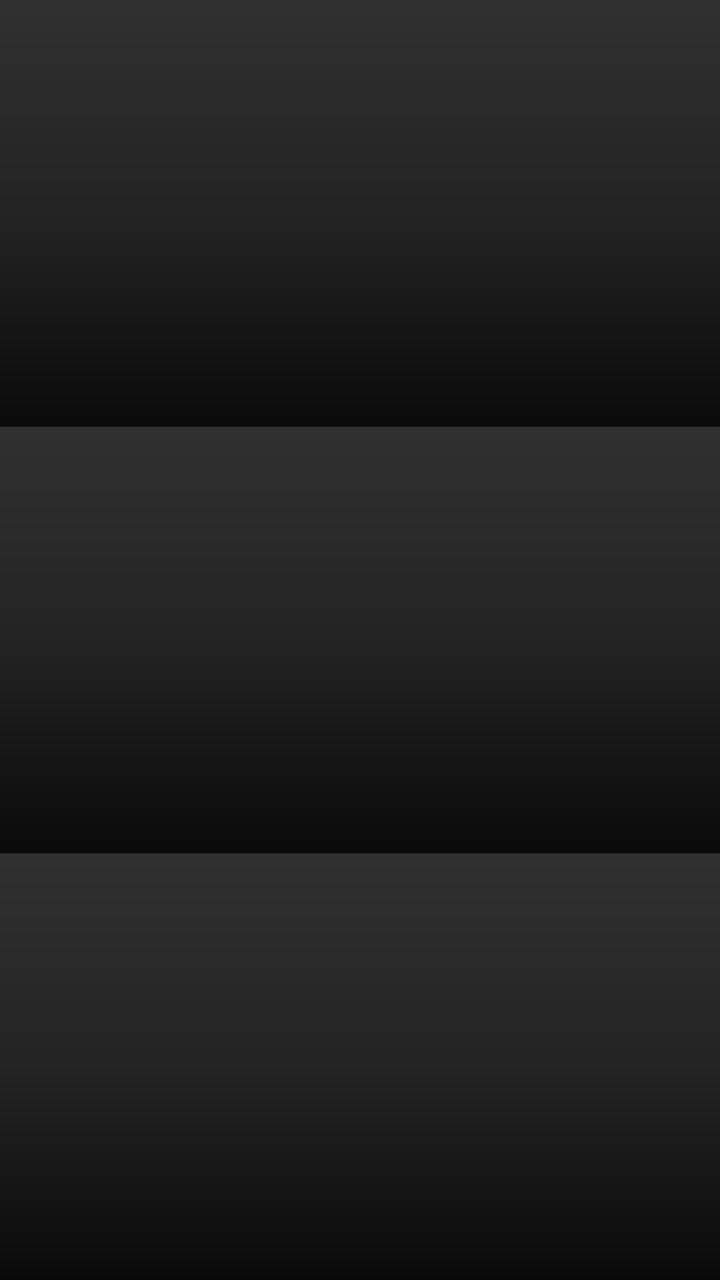
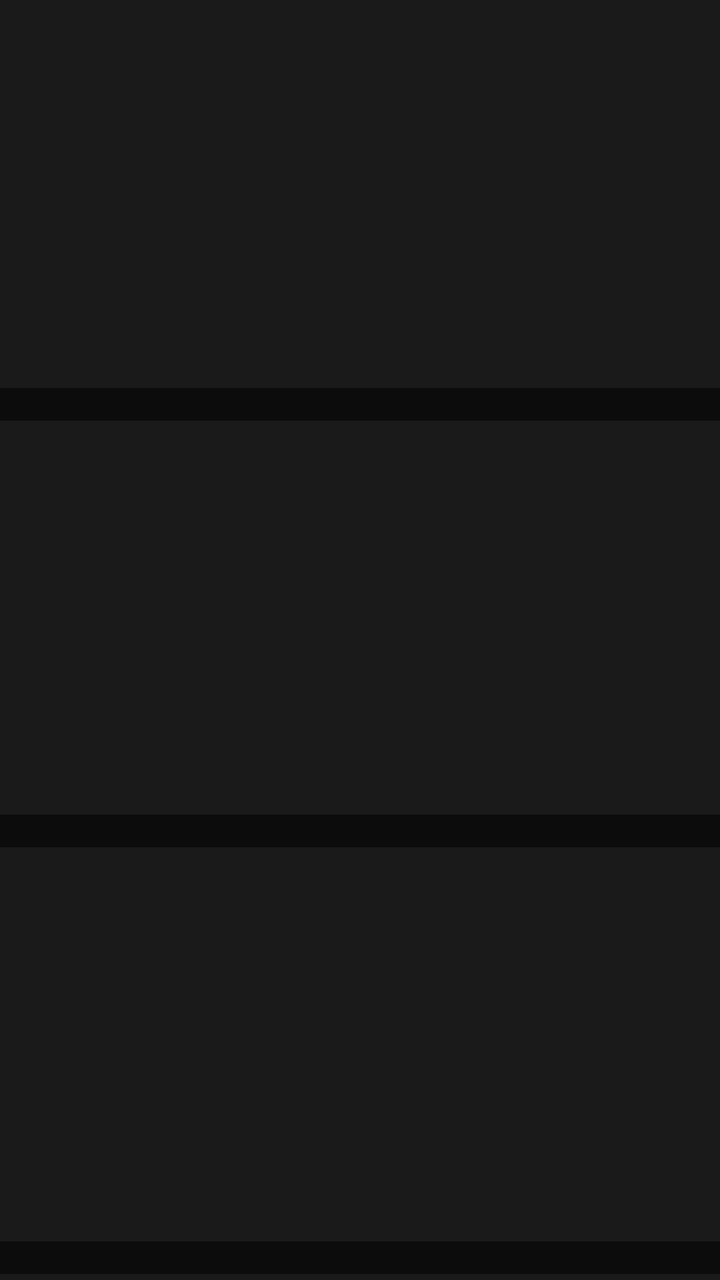

The first picture is an Android layout as it rendered before a commit; the second is the same layout after the commit. The layout source and the unified diff follow.
<!-- AndroidManifest.xml: application theme Theme.NexusConnect -->
<!-- res/layout/widget_grid_4x3.xml -->
<?xml version="1.0" encoding="utf-8"?>
<LinearLayout xmlns:android="http://schemas.android.com/apk/res/android"
    android:layout_width="match_parent"
    android:layout_height="match_parent"
    android:orientation="vertical">
    <LinearLayout android:layout_width="match_parent" android:layout_height="0dp" android:layout_weight="1" android:orientation="horizontal">
        <FrameLayout
            android:id="@+id/tile_0"
            android:layout_width="0dp"
            android:layout_height="match_parent"
            android:layout_weight="1">
            <ImageView
                android:id="@+id/photo_0"
                android:layout_width="match_parent"
                android:layout_height="match_parent"
                android:scaleType="centerCrop"/>
            <View
                android:layout_width="match_parent"
                android:layout_height="match_parent"
                android:background="@drawable/tile_gradient_scrim"/>
            <TextView
                android:id="@+id/name_0"
                android:layout_width="match_parent"
                android:layout_height="wrap_content"
                android:layout_gravity="bottom"
                android:layout_marginBottom="3dp"
                android:gravity="center"
                android:maxLines="1"
                android:ellipsize="end"
                android:textColor="#FFFFFF"
                android:textSize="9sp"
                android:textStyle="bold"
                android:shadowColor="#AA000000"
                android:shadowDx="0"
                android:shadowDy="1"
                android:shadowRadius="2"/>
        </FrameLayout>
        <FrameLayout
            android:id="@+id/tile_1"
            android:layout_width="0dp"
            android:layout_height="match_parent"
            android:layout_weight="1">
            <ImageView
                android:id="@+id/photo_1"
                android:layout_width="match_parent"
                android:layout_height="match_parent"
                android:scaleType="centerCrop"/>
            <View
                android:layout_width="match_parent"
                android:layout_height="match_parent"
                android:background="@drawable/tile_gradient_scrim"/>
            <TextView
                android:id="@+id/name_1"
                android:layout_width="match_parent"
                android:layout_height="wrap_content"
                android:layout_gravity="bottom"
                android:layout_marginBottom="3dp"
                android:gravity="center"
                android:maxLines="1"
                android:ellipsize="end"
                android:textColor="#FFFFFF"
                android:textSize="9sp"
                android:textStyle="bold"
                android:shadowColor="#AA000000"
                android:shadowDx="0"
                android:shadowDy="1"
                android:shadowRadius="2"/>
        </FrameLayout>
        <FrameLayout
            android:id="@+id/tile_2"
            android:layout_width="0dp"
            android:layout_height="match_parent"
            android:layout_weight="1">
            <ImageView
                android:id="@+id/photo_2"
                android:layout_width="match_parent"
                android:layout_height="match_parent"
                android:scaleType="centerCrop"/>
            <View
                android:layout_width="match_parent"
                android:layout_height="match_parent"
                android:background="@drawable/tile_gradient_scrim"/>
            <TextView
                android:id="@+id/name_2"
                android:layout_width="match_parent"
                android:layout_height="wrap_content"
                android:layout_gravity="bottom"
                android:layout_marginBottom="3dp"
                android:gravity="center"
                android:maxLines="1"
                android:ellipsize="end"
                android:textColor="#FFFFFF"
                android:textSize="9sp"
                android:textStyle="bold"
                android:shadowColor="#AA000000"
                android:shadowDx="0"
                android:shadowDy="1"
                android:shadowRadius="2"/>
        </FrameLayout>
        <FrameLayout
            android:id="@+id/tile_3"
            android:layout_width="0dp"
            android:layout_height="match_parent"
            android:layout_weight="1">
            <ImageView
                android:id="@+id/photo_3"
                android:layout_width="match_parent"
                android:layout_height="match_parent"
                android:scaleType="centerCrop"/>
            <View
                android:layout_width="match_parent"
                android:layout_height="match_parent"
                android:background="@drawable/tile_gradient_scrim"/>
            <TextView
                android:id="@+id/name_3"
                android:layout_width="match_parent"
                android:layout_height="wrap_content"
                android:layout_gravity="bottom"
                android:layout_marginBottom="3dp"
                android:gravity="center"
                android:maxLines="1"
                android:ellipsize="end"
                android:textColor="#FFFFFF"
                android:textSize="9sp"
                android:textStyle="bold"
                android:shadowColor="#AA000000"
                android:shadowDx="0"
                android:shadowDy="1"
                android:shadowRadius="2"/>
        </FrameLayout>
    </LinearLayout>
    <LinearLayout android:layout_width="match_parent" android:layout_height="0dp" android:layout_weight="1" android:orientation="horizontal">
        <FrameLayout
            android:id="@+id/tile_4"
            android:layout_width="0dp"
            android:layout_height="match_parent"
            android:layout_weight="1">
            <ImageView
                android:id="@+id/photo_4"
                android:layout_width="match_parent"
                android:layout_height="match_parent"
                android:scaleType="centerCrop"/>
            <View
                android:layout_width="match_parent"
                android:layout_height="match_parent"
                android:background="@drawable/tile_gradient_scrim"/>
            <TextView
                android:id="@+id/name_4"
                android:layout_width="match_parent"
                android:layout_height="wrap_content"
                android:layout_gravity="bottom"
                android:layout_marginBottom="3dp"
                android:gravity="center"
                android:maxLines="1"
                android:ellipsize="end"
                android:textColor="#FFFFFF"
                android:textSize="9sp"
                android:textStyle="bold"
                android:shadowColor="#AA000000"
                android:shadowDx="0"
                android:shadowDy="1"
                android:shadowRadius="2"/>
        </FrameLayout>
        <FrameLayout
            android:id="@+id/tile_5"
            android:layout_width="0dp"
            android:layout_height="match_parent"
            android:layout_weight="1">
            <ImageView
                android:id="@+id/photo_5"
                android:layout_width="match_parent"
                android:layout_height="match_parent"
                android:scaleType="centerCrop"/>
            <View
                android:layout_width="match_parent"
                android:layout_height="match_parent"
                android:background="@drawable/tile_gradient_scrim"/>
            <TextView
                android:id="@+id/name_5"
                android:layout_width="match_parent"
                android:layout_height="wrap_content"
                android:layout_gravity="bottom"
                android:layout_marginBottom="3dp"
                android:gravity="center"
                android:maxLines="1"
                android:ellipsize="end"
                android:textColor="#FFFFFF"
                android:textSize="9sp"
                android:textStyle="bold"
                android:shadowColor="#AA000000"
                android:shadowDx="0"
                android:shadowDy="1"
                android:shadowRadius="2"/>
        </FrameLayout>
        <FrameLayout
            android:id="@+id/tile_6"
            android:layout_width="0dp"
            android:layout_height="match_parent"
            android:layout_weight="1">
            <ImageView
                android:id="@+id/photo_6"
                android:layout_width="match_parent"
                android:layout_height="match_parent"
                android:scaleType="centerCrop"/>
            <View
                android:layout_width="match_parent"
                android:layout_height="match_parent"
                android:background="@drawable/tile_gradient_scrim"/>
            <TextView
                android:id="@+id/name_6"
                android:layout_width="match_parent"
                android:layout_height="wrap_content"
                android:layout_gravity="bottom"
                android:layout_marginBottom="3dp"
                android:gravity="center"
                android:maxLines="1"
                android:ellipsize="end"
                android:textColor="#FFFFFF"
                android:textSize="9sp"
                android:textStyle="bold"
                android:shadowColor="#AA000000"
                android:shadowDx="0"
                android:shadowDy="1"
                android:shadowRadius="2"/>
        </FrameLayout>
        <FrameLayout
            android:id="@+id/tile_7"
            android:layout_width="0dp"
            android:layout_height="match_parent"
            android:layout_weight="1">
            <ImageView
                android:id="@+id/photo_7"
                android:layout_width="match_parent"
                android:layout_height="match_parent"
                android:scaleType="centerCrop"/>
            <View
                android:layout_width="match_parent"
                android:layout_height="match_parent"
                android:background="@drawable/tile_gradient_scrim"/>
            <TextView
                android:id="@+id/name_7"
                android:layout_width="match_parent"
                android:layout_height="wrap_content"
                android:layout_gravity="bottom"
                android:layout_marginBottom="3dp"
                android:gravity="center"
                android:maxLines="1"
                android:ellipsize="end"
                android:textColor="#FFFFFF"
                android:textSize="9sp"
                android:textStyle="bold"
                android:shadowColor="#AA000000"
                android:shadowDx="0"
                android:shadowDy="1"
                android:shadowRadius="2"/>
        </FrameLayout>
    </LinearLayout>
    <LinearLayout android:layout_width="match_parent" android:layout_height="0dp" android:layout_weight="1" android:orientation="horizontal">
        <FrameLayout
            android:id="@+id/tile_8"
            android:layout_width="0dp"
            android:layout_height="match_parent"
            android:layout_weight="1">
            <ImageView
                android:id="@+id/photo_8"
                android:layout_width="match_parent"
                android:layout_height="match_parent"
                android:scaleType="centerCrop"/>
            <View
                android:layout_width="match_parent"
                android:layout_height="match_parent"
                android:background="@drawable/tile_gradient_scrim"/>
            <TextView
                android:id="@+id/name_8"
                android:layout_width="match_parent"
                android:layout_height="wrap_content"
                android:layout_gravity="bottom"
                android:layout_marginBottom="3dp"
                android:gravity="center"
                android:maxLines="1"
                android:ellipsize="end"
                android:textColor="#FFFFFF"
                android:textSize="9sp"
                android:textStyle="bold"
                android:shadowColor="#AA000000"
                android:shadowDx="0"
                android:shadowDy="1"
                android:shadowRadius="2"/>
        </FrameLayout>
        <FrameLayout
            android:id="@+id/tile_9"
            android:layout_width="0dp"
            android:layout_height="match_parent"
            android:layout_weight="1">
            <ImageView
                android:id="@+id/photo_9"
                android:layout_width="match_parent"
                android:layout_height="match_parent"
                android:scaleType="centerCrop"/>
            <View
                android:layout_width="match_parent"
                android:layout_height="match_parent"
                android:background="@drawable/tile_gradient_scrim"/>
            <TextView
                android:id="@+id/name_9"
                android:layout_width="match_parent"
                android:layout_height="wrap_content"
                android:layout_gravity="bottom"
                android:layout_marginBottom="3dp"
                android:gravity="center"
                android:maxLines="1"
                android:ellipsize="end"
                android:textColor="#FFFFFF"
                android:textSize="9sp"
                android:textStyle="bold"
                android:shadowColor="#AA000000"
                android:shadowDx="0"
                android:shadowDy="1"
                android:shadowRadius="2"/>
        </FrameLayout>
        <FrameLayout
            android:id="@+id/tile_10"
            android:layout_width="0dp"
            android:layout_height="match_parent"
            android:layout_weight="1">
            <ImageView
                android:id="@+id/photo_10"
                android:layout_width="match_parent"
                android:layout_height="match_parent"
                android:scaleType="centerCrop"/>
            <View
                android:layout_width="match_parent"
                android:layout_height="match_parent"
                android:background="@drawable/tile_gradient_scrim"/>
            <TextView
                android:id="@+id/name_10"
                android:layout_width="match_parent"
                android:layout_height="wrap_content"
                android:layout_gravity="bottom"
                android:layout_marginBottom="3dp"
                android:gravity="center"
                android:maxLines="1"
                android:ellipsize="end"
                android:textColor="#FFFFFF"
                android:textSize="9sp"
                android:textStyle="bold"
                android:shadowColor="#AA000000"
                android:shadowDx="0"
                android:shadowDy="1"
                android:shadowRadius="2"/>
        </FrameLayout>
        <FrameLayout
            android:id="@+id/tile_11"
            android:layout_width="0dp"
            android:layout_height="match_parent"
            android:layout_weight="1">
            <ImageView
                android:id="@+id/photo_11"
                android:layout_width="match_parent"
                android:layout_height="match_parent"
                android:scaleType="centerCrop"/>
            <View
                android:layout_width="match_parent"
                android:layout_height="match_parent"
                android:background="@drawable/tile_gradient_scrim"/>
            <TextView
                android:id="@+id/name_11"
                android:layout_width="match_parent"
                android:layout_height="wrap_content"
                android:layout_gravity="bottom"
                android:layout_marginBottom="3dp"
                android:gravity="center"
                android:maxLines="1"
                android:ellipsize="end"
                android:textColor="#FFFFFF"
                android:textSize="9sp"
                android:textStyle="bold"
                android:shadowColor="#AA000000"
                android:shadowDx="0"
                android:shadowDy="1"
                android:shadowRadius="2"/>
        </FrameLayout>
    </LinearLayout>
</LinearLayout>
<!-- resources referenced by this layout -->
<resources>
  <!-- drawable tile_gradient_scrim (drawable) -->
  <?xml version="1.0" encoding="utf-8"?>
  <shape xmlns:android="http://schemas.android.com/apk/res/android"
      android:shape="rectangle">
      <gradient
          android:angle="270"
          android:startColor="#00000000"
          android:centerColor="#44000000"
          android:endColor="#CC000000"
          android:type="linear" />
  </shape>
  <style name="Theme.NexusConnect" parent="Theme.AppCompat.NoActionBar" />
</resources>

<!-- the commit's change to res/layout/widget_grid_4x3.xml (unified diff, before → after) -->
@@ -8,16 +8,13 @@
             android:id="@+id/tile_0"
             android:layout_width="0dp"
             android:layout_height="match_parent"
-            android:layout_weight="1">
+            android:layout_weight="1"
+            android:background="#FF1A1A1A">
             <ImageView
                 android:id="@+id/photo_0"
                 android:layout_width="match_parent"
                 android:layout_height="match_parent"
                 android:scaleType="centerCrop"/>
-            <View
-                android:layout_width="match_parent"
-                android:layout_height="match_parent"
-                android:background="@drawable/tile_gradient_scrim"/>
             <TextView
                 android:id="@+id/name_0"
                 android:layout_width="match_parent"
@@ -30,25 +27,21 @@
                 android:textColor="#FFFFFF"
                 android:textSize="9sp"
                 android:textStyle="bold"
-                android:shadowColor="#AA000000"
-                android:shadowDx="0"
-                android:shadowDy="1"
-                android:shadowRadius="2"/>
+                android:background="#88000000"
+                android:paddingTop="2dp"
+                android:paddingBottom="2dp"/>
         </FrameLayout>
         <FrameLayout
             android:id="@+id/tile_1"
             android:layout_width="0dp"
             android:layout_height="match_parent"
-            android:layout_weight="1">
+            android:layout_weight="1"
+            android:background="#FF1A1A1A">
             <ImageView
                 android:id="@+id/photo_1"
                 android:layout_width="match_parent"
                 android:layout_height="match_parent"
                 android:scaleType="centerCrop"/>
-            <View
-                android:layout_width="match_parent"
-                android:layout_height="match_parent"
-                android:background="@drawable/tile_gradient_scrim"/>
             <TextView
                 android:id="@+id/name_1"
                 android:layout_width="match_parent"
@@ -61,25 +54,21 @@
                 android:textColor="#FFFFFF"
                 android:textSize="9sp"
                 android:textStyle="bold"
-                android:shadowColor="#AA000000"
-                android:shadowDx="0"
-                android:shadowDy="1"
-                android:shadowRadius="2"/>
+                android:background="#88000000"
+                android:paddingTop="2dp"
+                android:paddingBottom="2dp"/>
         </FrameLayout>
         <FrameLayout
             android:id="@+id/tile_2"
             android:layout_width="0dp"
             android:layout_height="match_parent"
-            android:layout_weight="1">
+            android:layout_weight="1"
+            android:background="#FF1A1A1A">
             <ImageView
                 android:id="@+id/photo_2"
                 android:layout_width="match_parent"
                 android:layout_height="match_parent"
                 android:scaleType="centerCrop"/>
-            <View
-                android:layout_width="match_parent"
-                android:layout_height="match_parent"
-                android:background="@drawable/tile_gradient_scrim"/>
             <TextView
                 android:id="@+id/name_2"
                 android:layout_width="match_parent"
@@ -92,25 +81,21 @@
                 android:textColor="#FFFFFF"
                 android:textSize="9sp"
                 android:textStyle="bold"
-                android:shadowColor="#AA000000"
-                android:shadowDx="0"
-                android:shadowDy="1"
-                android:shadowRadius="2"/>
+                android:background="#88000000"
+                android:paddingTop="2dp"
+                android:paddingBottom="2dp"/>
         </FrameLayout>
         <FrameLayout
             android:id="@+id/tile_3"
             android:layout_width="0dp"
             android:layout_height="match_parent"
-            android:layout_weight="1">
+            android:layout_weight="1"
+            android:background="#FF1A1A1A">
             <ImageView
                 android:id="@+id/photo_3"
                 android:layout_width="match_parent"
                 android:layout_height="match_parent"
                 android:scaleType="centerCrop"/>
-            <View
-                android:layout_width="match_parent"
-                android:layout_height="match_parent"
-                android:background="@drawable/tile_gradient_scrim"/>
             <TextView
                 android:id="@+id/name_3"
                 android:layout_width="match_parent"
@@ -123,10 +108,9 @@
                 android:textColor="#FFFFFF"
                 android:textSize="9sp"
                 android:textStyle="bold"
-                android:shadowColor="#AA000000"
-                android:shadowDx="0"
-                android:shadowDy="1"
-                android:shadowRadius="2"/>
+                android:background="#88000000"
+                android:paddingTop="2dp"
+                android:paddingBottom="2dp"/>
         </FrameLayout>
     </LinearLayout>
     <LinearLayout android:layout_width="match_parent" android:layout_height="0dp" android:layout_weight="1" android:orientation="horizontal">
@@ -134,16 +118,13 @@
             android:id="@+id/tile_4"
             android:layout_width="0dp"
             android:layout_height="match_parent"
-            android:layout_weight="1">
+            android:layout_weight="1"
+            android:background="#FF1A1A1A">
             <ImageView
                 android:id="@+id/photo_4"
                 android:layout_width="match_parent"
                 android:layout_height="match_parent"
                 android:scaleType="centerCrop"/>
-            <View
-                android:layout_width="match_parent"
-                android:layout_height="match_parent"
-                android:background="@drawable/tile_gradient_scrim"/>
             <TextView
                 android:id="@+id/name_4"
                 android:layout_width="match_parent"
@@ -156,25 +137,21 @@
                 android:textColor="#FFFFFF"
                 android:textSize="9sp"
                 android:textStyle="bold"
-                android:shadowColor="#AA000000"
-                android:shadowDx="0"
-                android:shadowDy="1"
-                android:shadowRadius="2"/>
+                android:background="#88000000"
+                android:paddingTop="2dp"
+                android:paddingBottom="2dp"/>
         </FrameLayout>
         <FrameLayout
             android:id="@+id/tile_5"
             android:layout_width="0dp"
             android:layout_height="match_parent"
-            android:layout_weight="1">
+            android:layout_weight="1"
+            android:background="#FF1A1A1A">
             <ImageView
                 android:id="@+id/photo_5"
                 android:layout_width="match_parent"
                 android:layout_height="match_parent"
                 android:scaleType="centerCrop"/>
-            <View
-                android:layout_width="match_parent"
-                android:layout_height="match_parent"
-                android:background="@drawable/tile_gradient_scrim"/>
             <TextView
                 android:id="@+id/name_5"
                 android:layout_width="match_parent"
@@ -187,25 +164,21 @@
                 android:textColor="#FFFFFF"
                 android:textSize="9sp"
                 android:textStyle="bold"
-                android:shadowColor="#AA000000"
-                android:shadowDx="0"
-                android:shadowDy="1"
-                android:shadowRadius="2"/>
+                android:background="#88000000"
+                android:paddingTop="2dp"
+                android:paddingBottom="2dp"/>
         </FrameLayout>
         <FrameLayout
             android:id="@+id/tile_6"
             android:layout_width="0dp"
             android:layout_height="match_parent"
-            android:layout_weight="1">
+            android:layout_weight="1"
+            android:background="#FF1A1A1A">
             <ImageView
                 android:id="@+id/photo_6"
                 android:layout_width="match_parent"
                 android:layout_height="match_parent"
                 android:scaleType="centerCrop"/>
-            <View
-                android:layout_width="match_parent"
-                android:layout_height="match_parent"
-                android:background="@drawable/tile_gradient_scrim"/>
             <TextView
                 android:id="@+id/name_6"
                 android:layout_width="match_parent"
@@ -218,25 +191,21 @@
                 android:textColor="#FFFFFF"
                 android:textSize="9sp"
                 android:textStyle="bold"
-                android:shadowColor="#AA000000"
-                android:shadowDx="0"
-                android:shadowDy="1"
-                android:shadowRadius="2"/>
+                android:background="#88000000"
+                android:paddingTop="2dp"
+                android:paddingBottom="2dp"/>
         </FrameLayout>
         <FrameLayout
             android:id="@+id/tile_7"
             android:layout_width="0dp"
             android:layout_height="match_parent"
-            android:layout_weight="1">
+            android:layout_weight="1"
+            android:background="#FF1A1A1A">
             <ImageView
                 android:id="@+id/photo_7"
                 android:layout_width="match_parent"
                 android:layout_height="match_parent"
                 android:scaleType="centerCrop"/>
-            <View
-                android:layout_width="match_parent"
-                android:layout_height="match_parent"
-                android:background="@drawable/tile_gradient_scrim"/>
             <TextView
                 android:id="@+id/name_7"
                 android:layout_width="match_parent"
@@ -249,10 +218,9 @@
                 android:textColor="#FFFFFF"
                 android:textSize="9sp"
                 android:textStyle="bold"
-                android:shadowColor="#AA000000"
-                android:shadowDx="0"
-                android:shadowDy="1"
-                android:shadowRadius="2"/>
+                android:background="#88000000"
+                android:paddingTop="2dp"
+                android:paddingBottom="2dp"/>
         </FrameLayout>
     </LinearLayout>
     <LinearLayout android:layout_width="match_parent" android:layout_height="0dp" android:layout_weight="1" android:orientation="horizontal">
@@ -260,16 +228,13 @@
             android:id="@+id/tile_8"
             android:layout_width="0dp"
             android:layout_height="match_parent"
-            android:layout_weight="1">
+            android:layout_weight="1"
+            android:background="#FF1A1A1A">
             <ImageView
                 android:id="@+id/photo_8"
                 android:layout_width="match_parent"
                 android:layout_height="match_parent"
                 android:scaleType="centerCrop"/>
-            <View
-                android:layout_width="match_parent"
-                android:layout_height="match_parent"
-                android:background="@drawable/tile_gradient_scrim"/>
             <TextView
                 android:id="@+id/name_8"
                 android:layout_width="match_parent"
@@ -282,25 +247,21 @@
                 android:textColor="#FFFFFF"
                 android:textSize="9sp"
                 android:textStyle="bold"
-                android:shadowColor="#AA000000"
-                android:shadowDx="0"
-                android:shadowDy="1"
-                android:shadowRadius="2"/>
+                android:background="#88000000"
+                android:paddingTop="2dp"
+                android:paddingBottom="2dp"/>
         </FrameLayout>
         <FrameLayout
             android:id="@+id/tile_9"
             android:layout_width="0dp"
             android:layout_height="match_parent"
-            android:layout_weight="1">
+            android:layout_weight="1"
+            android:background="#FF1A1A1A">
             <ImageView
                 android:id="@+id/photo_9"
                 android:layout_width="match_parent"
                 android:layout_height="match_parent"
                 android:scaleType="centerCrop"/>
-            <View
-                android:layout_width="match_parent"
-                android:layout_height="match_parent"
-                android:background="@drawable/tile_gradient_scrim"/>
             <TextView
                 android:id="@+id/name_9"
                 android:layout_width="match_parent"
@@ -313,25 +274,21 @@
                 android:textColor="#FFFFFF"
                 android:textSize="9sp"
                 android:textStyle="bold"
-                android:shadowColor="#AA000000"
-                android:shadowDx="0"
-                android:shadowDy="1"
-                android:shadowRadius="2"/>
+                android:background="#88000000"
+                android:paddingTop="2dp"
+                android:paddingBottom="2dp"/>
         </FrameLayout>
         <FrameLayout
             android:id="@+id/tile_10"
             android:layout_width="0dp"
             android:layout_height="match_parent"
-            android:layout_weight="1">
+            android:layout_weight="1"
+            android:background="#FF1A1A1A">
             <ImageView
                 android:id="@+id/photo_10"
                 android:layout_width="match_parent"
                 android:layout_height="match_parent"
                 android:scaleType="centerCrop"/>
-            <View
-                android:layout_width="match_parent"
-                android:layout_height="match_parent"
-                android:background="@drawable/tile_gradient_scrim"/>
             <TextView
                 android:id="@+id/name_10"
                 android:layout_width="match_parent"
@@ -344,25 +301,21 @@
                 android:textColor="#FFFFFF"
                 android:textSize="9sp"
                 android:textStyle="bold"
-                android:shadowColor="#AA000000"
-                android:shadowDx="0"
-                android:shadowDy="1"
-                android:shadowRadius="2"/>
+                android:background="#88000000"
+                android:paddingTop="2dp"
+                android:paddingBottom="2dp"/>
         </FrameLayout>
         <FrameLayout
             android:id="@+id/tile_11"
             android:layout_width="0dp"
             android:layout_height="match_parent"
-            android:layout_weight="1">
+            android:layout_weight="1"
+            android:background="#FF1A1A1A">
             <ImageView
                 android:id="@+id/photo_11"
                 android:layout_width="match_parent"
                 android:layout_height="match_parent"
                 android:scaleType="centerCrop"/>
-            <View
-                android:layout_width="match_parent"
-                android:layout_height="match_parent"
-                android:background="@drawable/tile_gradient_scrim"/>
             <TextView
                 android:id="@+id/name_11"
                 android:layout_width="match_parent"
@@ -375,10 +328,9 @@
                 android:textColor="#FFFFFF"
                 android:textSize="9sp"
                 android:textStyle="bold"
-                android:shadowColor="#AA000000"
-                android:shadowDx="0"
-                android:shadowDy="1"
-                android:shadowRadius="2"/>
+                android:background="#88000000"
+                android:paddingTop="2dp"
+                android:paddingBottom="2dp"/>
         </FrameLayout>
     </LinearLayout>
 </LinearLayout>
<!-- resource entries referenced after the edit -->
@@ -1,16 +1,5 @@
 <!-- resources referenced by this layout -->
 <resources>
-  <!-- drawable tile_gradient_scrim (drawable) -->
-  <?xml version="1.0" encoding="utf-8"?>
-  <shape xmlns:android="http://schemas.android.com/apk/res/android"
-      android:shape="rectangle">
-      <gradient
-          android:angle="270"
-          android:startColor="#00000000"
-          android:centerColor="#44000000"
-          android:endColor="#CC000000"
-          android:type="linear" />
-  </shape>
   <style name="Theme.NexusConnect" parent="Theme.AppCompat.NoActionBar" />
 </resources>
 
